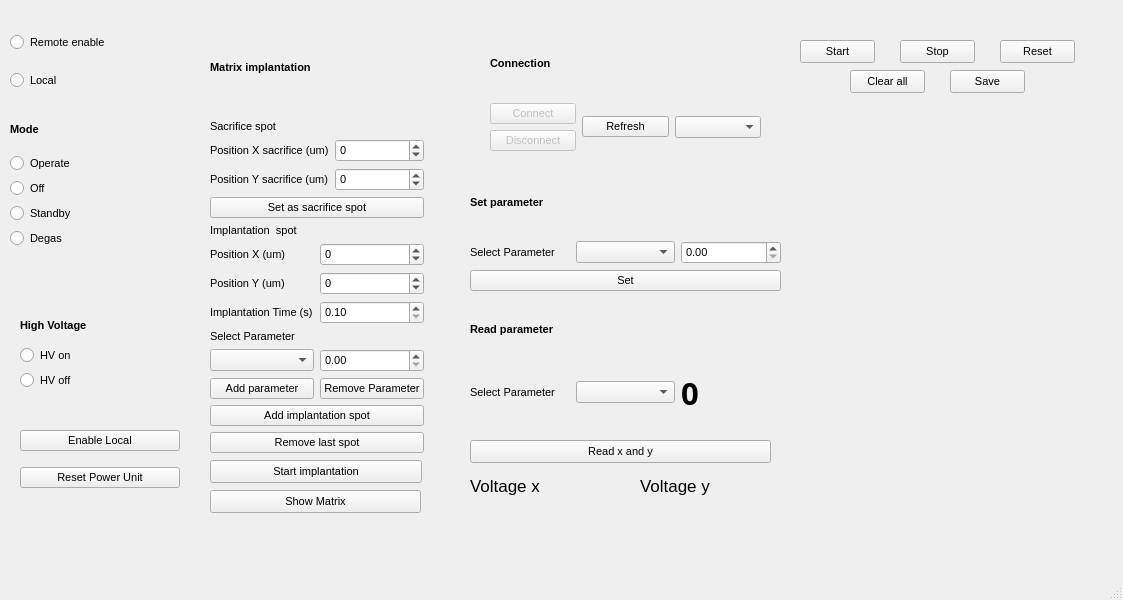
This is src/qudi/gui/ion_gun/ion_gun.ui in tugatoconhelado/Qoptics_exp as Qt 5 draws it before an edit. The edited form follows.
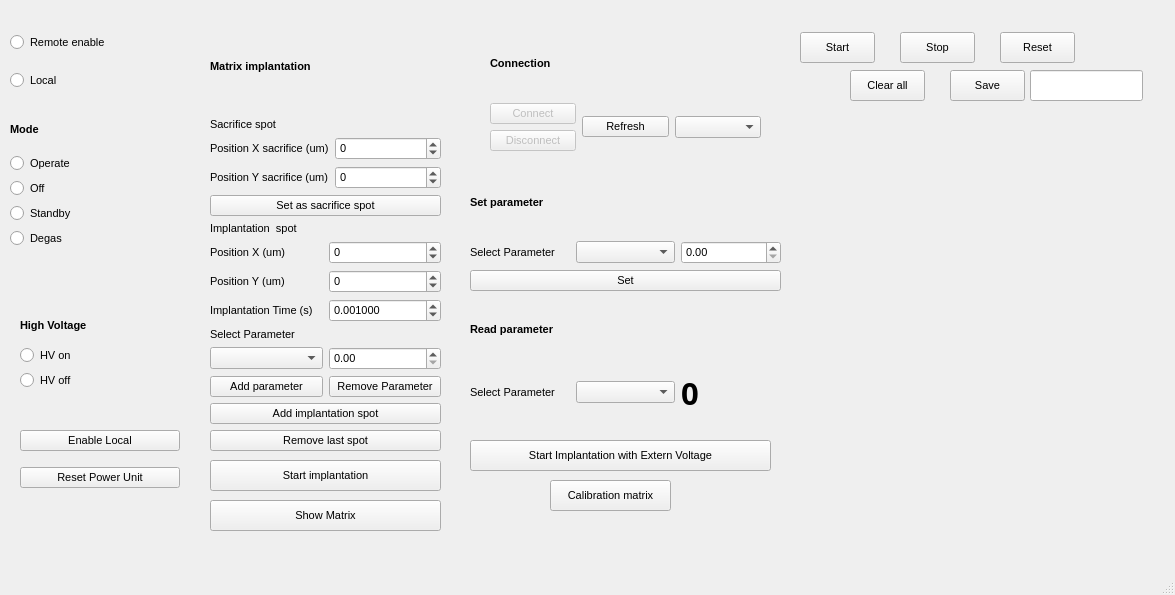
This is the edited form. Custom widgets are drawn as their Qt base class.

```diff
--- a/src/qudi/gui/ion_gun/ion_gun.ui
+++ b/src/qudi/gui/ion_gun/ion_gun.ui
@@ -6,8 +6,8 @@
    <rect>
     <x>0</x>
     <y>0</y>
-    <width>1123</width>
-    <height>600</height>
+    <width>1175</width>
+    <height>595</height>
    </rect>
   </property>
   <property name="font">
@@ -405,8 +405,8 @@
      <rect>
       <x>210</x>
       <y>20</y>
-      <width>214</width>
-      <height>433</height>
+      <width>231</width>
+      <height>431</height>
      </rect>
     </property>
     <layout class="QVBoxLayout" name="verticalLayout_9">
@@ -586,11 +586,20 @@
            </item>
            <item>
             <widget class="QDoubleSpinBox" name="spot_time_spin">
+             <property name="decimals">
+              <number>6</number>
+             </property>
              <property name="minimum">
-              <double>0.100000000000000</double>
+              <double>0.000001000000000</double>
              </property>
              <property name="maximum">
-              <double>1000.000000000000000</double>
+              <double>100.000000000000000</double>
+             </property>
+             <property name="singleStep">
+              <double>0.001000000000000</double>
+             </property>
+             <property name="value">
+              <double>0.001000000000000</double>
              </property>
             </widget>
            </item>
@@ -660,8 +669,8 @@
      <rect>
       <x>210</x>
       <y>460</y>
-      <width>212</width>
-      <height>23</height>
+      <width>231</width>
+      <height>31</height>
      </rect>
     </property>
     <property name="text">
@@ -672,9 +681,9 @@
     <property name="geometry">
      <rect>
       <x>210</x>
-      <y>490</y>
-      <width>211</width>
-      <height>23</height>
+      <y>500</y>
+      <width>231</width>
+      <height>31</height>
      </rect>
     </property>
     <property name="text">
@@ -687,11 +696,11 @@
       <x>470</x>
       <y>440</y>
       <width>301</width>
-      <height>23</height>
+      <height>31</height>
      </rect>
     </property>
     <property name="text">
-     <string>Read x and y</string>
+     <string>Start Implantation with Extern Voltage</string>
     </property>
    </widget>
    <widget class="QLabel" name="label_read_x">
@@ -712,64 +721,6 @@
      <string/>
     </property>
    </widget>
-   <widget class="QLabel" name="label_10">
-    <property name="geometry">
-     <rect>
-      <x>640</x>
-      <y>470</y>
-      <width>91</width>
-      <height>31</height>
-     </rect>
-    </property>
-    <property name="font">
-     <font>
-      <pointsize>13</pointsize>
-      <weight>50</weight>
-      <bold>false</bold>
-     </font>
-    </property>
-    <property name="text">
-     <string>Voltage y</string>
-    </property>
-   </widget>
-   <widget class="QLabel" name="label_read_y">
-    <property name="geometry">
-     <rect>
-      <x>730</x>
-      <y>470</y>
-      <width>71</width>
-      <height>31</height>
-     </rect>
-    </property>
-    <property name="font">
-     <font>
-      <pointsize>13</pointsize>
-     </font>
-    </property>
-    <property name="text">
-     <string/>
-    </property>
-   </widget>
-   <widget class="QLabel" name="label_12">
-    <property name="geometry">
-     <rect>
-      <x>470</x>
-      <y>470</y>
-      <width>91</width>
-      <height>31</height>
-     </rect>
-    </property>
-    <property name="font">
-     <font>
-      <pointsize>13</pointsize>
-      <weight>50</weight>
-      <bold>false</bold>
-     </font>
-    </property>
-    <property name="text">
-     <string>Voltage x</string>
-    </property>
-   </widget>
    <widget class="PlotWidget" name="graphWidget" native="true">
     <property name="geometry">
      <rect>
@@ -784,11 +735,14 @@
     <property name="geometry">
      <rect>
       <x>800</x>
-      <y>40</y>
+      <y>32</y>
       <width>75</width>
-      <height>23</height>
+      <height>31</height>
      </rect>
     </property>
+    <property name="styleSheet">
+     <string notr="true"/>
+    </property>
     <property name="text">
      <string>Start</string>
     </property>
@@ -797,11 +751,14 @@
     <property name="geometry">
      <rect>
       <x>900</x>
-      <y>40</y>
+      <y>32</y>
       <width>75</width>
-      <height>23</height>
+      <height>31</height>
      </rect>
     </property>
+    <property name="styleSheet">
+     <string notr="true"/>
+    </property>
     <property name="text">
      <string>Stop</string>
     </property>
@@ -812,9 +769,12 @@
       <x>850</x>
       <y>70</y>
       <width>75</width>
-      <height>23</height>
+      <height>31</height>
      </rect>
     </property>
+    <property name="styleSheet">
+     <string notr="true"/>
+    </property>
     <property name="text">
      <string>Clear all</string>
     </property>
@@ -835,9 +795,12 @@
       <x>950</x>
       <y>70</y>
       <width>75</width>
-      <height>23</height>
+      <height>31</height>
      </rect>
     </property>
+    <property name="styleSheet">
+     <string notr="true"/>
+    </property>
     <property name="text">
      <string>Save</string>
     </property>
@@ -846,15 +809,44 @@
     <property name="geometry">
      <rect>
       <x>1000</x>
-      <y>40</y>
+      <y>32</y>
       <width>75</width>
-      <height>23</height>
+      <height>31</height>
      </rect>
     </property>
+    <property name="styleSheet">
+     <string notr="true"/>
+    </property>
     <property name="text">
      <string>Reset</string>
     </property>
    </widget>
+   <widget class="QPushButton" name="calibration_button">
+    <property name="geometry">
+     <rect>
+      <x>550</x>
+      <y>480</y>
+      <width>121</width>
+      <height>31</height>
+     </rect>
+    </property>
+    <property name="text">
+     <string>Calibration matrix</string>
+    </property>
+   </widget>
+   <widget class="QLineEdit" name="lineEdit">
+    <property name="enabled">
+     <bool>true</bool>
+    </property>
+    <property name="geometry">
+     <rect>
+      <x>1030</x>
+      <y>70</y>
+      <width>113</width>
+      <height>31</height>
+     </rect>
+    </property>
+   </widget>
   </widget>
   <widget class="QMenuBar" name="menubar">
    <property name="geometry">
```
Left out of the diff: 4 changed lines with no effect on the pictures.
